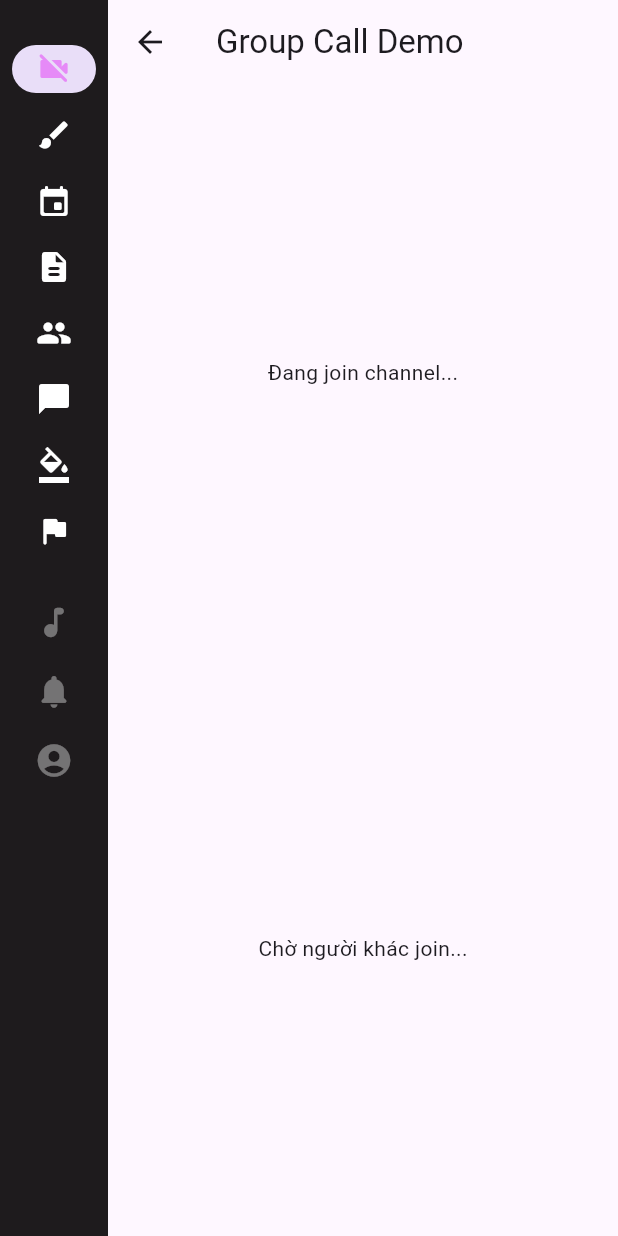
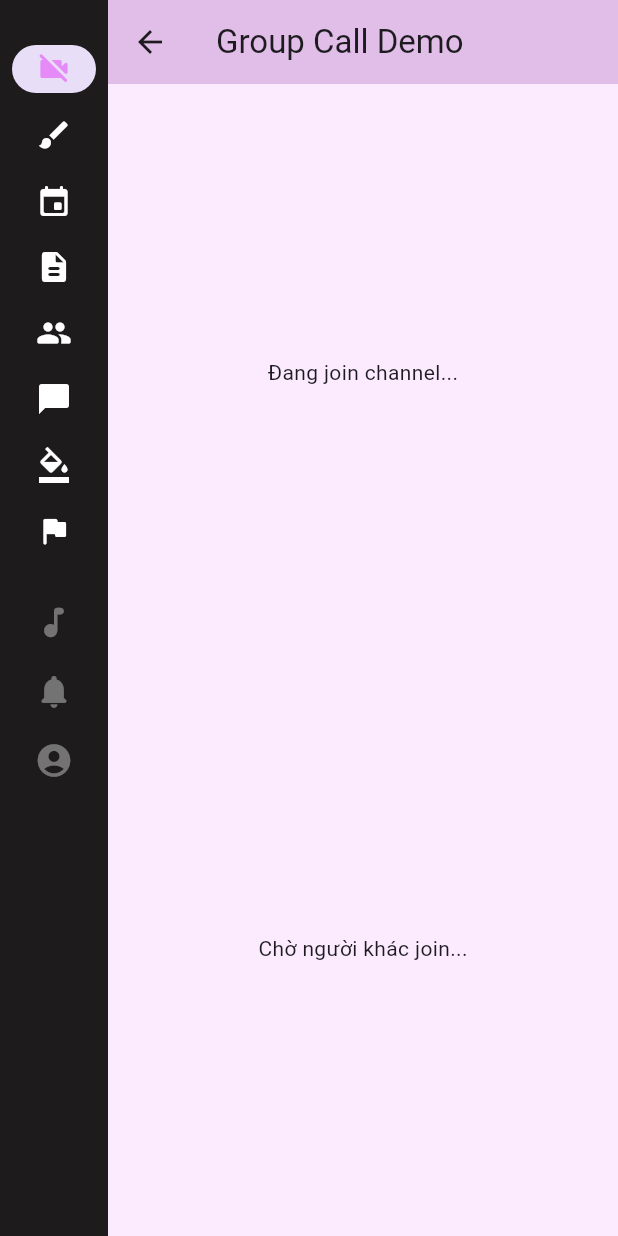
Before and after one commit to THUONGVIP09/study-p2p, a Flutter app: the HomeShell screen opened by its route, on a phone screen of 412 x 824 dp. Run offline on Flutter 3.47's test engine with Material 3 defaults, Android fonts, the phone set to English and light mode, and no system bars; our stand-ins replace shared_preferences; missing offline and left inert: agora_rtc_engine; accounts and stored records are empty; statements that could not run were skipped.

```diff
--- a/flutter-app/flutter_application_1/lib/call_page.dart
+++ b/flutter-app/flutter_application_1/lib/call_page.dart
@@ -1,22 +1,21 @@
 import 'package:flutter/material.dart';
-import 'package:permission_handler/permission_handler.dart';
+import 'package:flutter/foundation.dart' show kIsWeb;
 import 'package:agora_rtc_engine/agora_rtc_engine.dart';
+// KHÔNG dùng permission_handler cho web
 
-// TODO: thay bằng App ID thật của bro
 const String agoraAppId = '2f5b8d4ac95e41168548190bea8a2141';
-// Với chế độ App ID only thì để token = null hoặc ''
-const String agoraToken = '';
-const String channelName = 'studi_p2p';
+const String channelName = 'study_room_1';
+const String agoraToken = ''; // App ID only thì để rỗng
 
-class CallPage extends StatefulWidget {
-  const CallPage({super.key});
+class GroupCallPage extends StatefulWidget {
+  const GroupCallPage({super.key});
 
   @override
-  State<CallPage> createState() => _CallPageState();
+  State<GroupCallPage> createState() => _GroupCallPageState();
 }
 
-class _CallPageState extends State<CallPage> {
-  late RtcEngine _engine;
+class _GroupCallPageState extends State<GroupCallPage> {
+  late final RtcEngine _engine;
   bool _joined = false;
   int? _remoteUid;
 
@@ -27,44 +26,50 @@ class _CallPageState extends State<CallPage> {
   }
 
   Future<void> _initAgora() async {
-    // xin quyền mic + cam
-    await [Permission.microphone, Permission.camera].request();
+    try {
+      _engine = createAgoraRtcEngine();
 
-    _engine = createAgoraRtcEngine();
       await _engine.initialize(const RtcEngineContext(
         appId: agoraAppId,
         channelProfile: ChannelProfileType.channelProfileCommunication,
       ));
 
       await _engine.enableVideo();
+      await _engine.startPreview();
 
       _engine.registerEventHandler(
         RtcEngineEventHandler(
+          onError: (ErrorCodeType err, String msg) {
+            print('AGORA ERROR: $err $msg');
+          },
           onJoinChannelSuccess: (RtcConnection connection, int elapsed) {
-          setState(() {
-            _joined = true;
-          });
+            print('JOIN OK: ${connection.channelId}');
+            setState(() => _joined = true);
           },
           onUserJoined: (RtcConnection connection, int remoteUid, int elapsed) {
-          setState(() {
-            _remoteUid = remoteUid;
-          });
+            print('REMOTE JOIN: $remoteUid');
+            setState(() => _remoteUid = remoteUid);
           },
           onUserOffline: (RtcConnection connection, int remoteUid,
               UserOfflineReasonType reason) {
-          setState(() {
-            _remoteUid = null;
-          });
+            print('REMOTE OFFLINE: $remoteUid');
+            setState(() => _remoteUid = null);
           },
         ),
       );
 
       await _engine.joinChannel(
-      token: agoraToken,
+        token: agoraToken.isEmpty ? '' : agoraToken,
         channelId: channelName,
-      uid: 0, // 0 = để Agora tự cấp uid
-      options: const ChannelMediaOptions(),
+        uid: 0,
+        options: const ChannelMediaOptions(
+          channelProfile: ChannelProfileType.channelProfileCommunication,
+          clientRoleType: ClientRoleType.clientRoleBroadcaster,
+        ),
       );
+    } catch (e) {
+      print('INIT AGORA FAILED: $e');
+    }
   }
 
   @override
@@ -77,10 +82,15 @@ class _CallPageState extends State<CallPage> {
   @override
   Widget build(BuildContext context) {
     return Scaffold(
-      appBar: AppBar(title: const Text('Group Call Demo')),
+      backgroundColor: const Color(0xFFFCEBFF),
+      appBar: AppBar(
+        title: const Text('Group Call Demo'),
+        backgroundColor: Colors.purple[100],
+      ),
       body: Column(
         children: [
           Expanded(
+            child: Center(
               child: _joined
                   ? AgoraVideoView(
                       controller: VideoViewController(
@@ -88,9 +98,11 @@ class _CallPageState extends State<CallPage> {
                         canvas: const VideoCanvas(uid: 0),
                       ),
                     )
-                : const Center(child: Text('Đang join channel...')),
+                  : const Text('Đang join channel...'),
+            ),
           ),
           Expanded(
+            child: Center(
               child: _remoteUid != null
                   ? AgoraVideoView(
                       controller: VideoViewController.remote(
@@ -100,7 +112,8 @@ class _CallPageState extends State<CallPage> {
                             const RtcConnection(channelId: channelName),
                       ),
                     )
-                : const Center(child: Text('Chờ người khác join...')),
+                  : const Text('Chờ người khác join...'),
+            ),
           ),
         ],
       ),
--- a/flutter-app/flutter_application_1/lib/home_shell.dart
+++ b/flutter-app/flutter_application_1/lib/home_shell.dart
@@ -74,7 +74,7 @@ class _HomeShellState extends State<HomeShell> {
   child: IndexedStack(
     index: index,
     children: [
-      const CallPage(),
+      const GroupCallPage(),
       const _PlaceholderPage('Whiteboard'),      // Tab 1
       const _PlaceholderPage('Calendar'),        // Tab 2
       const _PlaceholderPage('Notes'),           // Tab 3
```
Also changed, not shown: 2 other files. Lines whose indentation alone changed are shown as unchanged.
